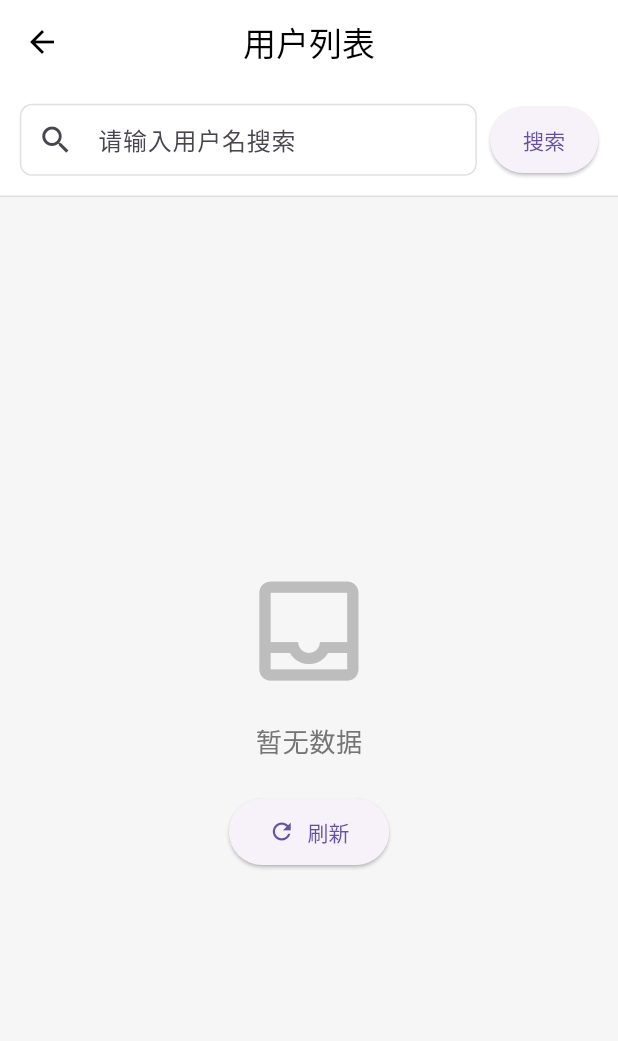
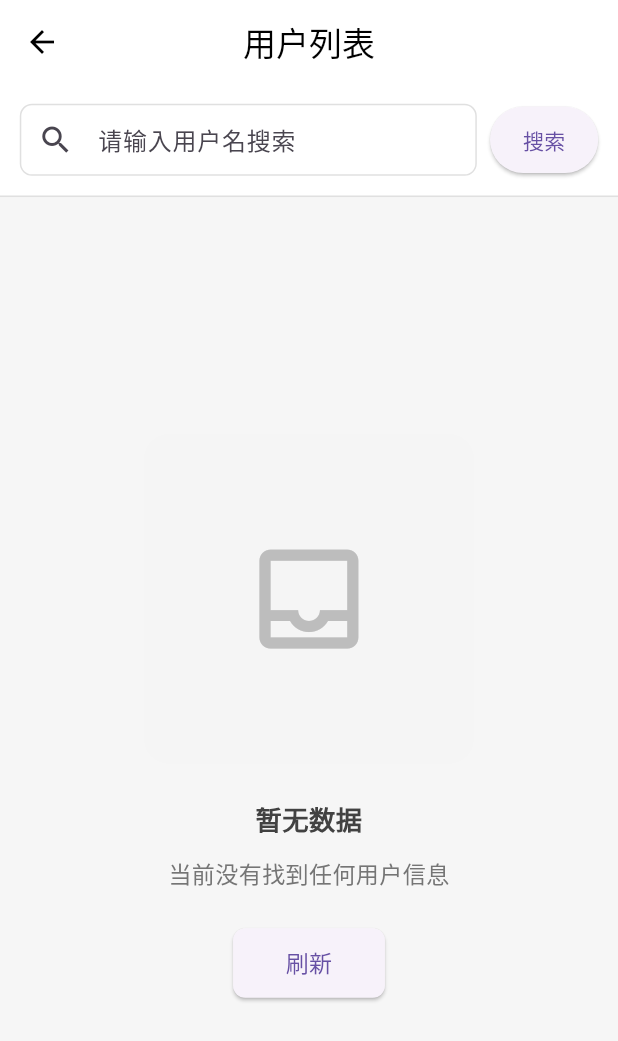
Before and after one commit to wzy-9990/literate-meme, a Flutter app: the PullToRefreshExampleView screen opened by its route, after a tap on "刷新", on a phone screen of 412 x 824 dp. Shown: the top 1041 px of the screen. Run offline on Flutter 3.47's test engine with Material 3 defaults, Android fonts, the phone set to English and light mode, and no system bars; our stand-ins replace dio, flutter_dotenv, flutter_easyloading, flutter_screenutil, get, pull_to_refresh and 2 more; missing offline and left inert: jpush_flutter; accounts and stored records are empty; network calls fail.

Commit message:
feat: 新增 BaseEmpty 空页面组件
- 创建可复用的空页面组件，支持自定义图片、标题、副标题和按钮
- 按钮默认不显示，需要传入 buttonText 才显示
- 所有元素都可自定义样式和间距
- 提供默认占位符图标，图片加载失败时自动降级
- 更新 PullToRefreshExampleView 使用 BaseEmpty 组件
- 添加详细的使用文档和示例

````diff
--- /dev/null
+++ b/lib/components/BaseEmpty/index.dart
@@ -0,0 +1,199 @@
+import 'package:flutter/material.dart';
+import 'package:flutter_screenutil/flutter_screenutil.dart';
+
+/// 空页面组件
+///
+/// 用于显示空状态页面，包含图片、标题、副标题和可选按钮
+///
+/// 示例用法:
+/// ```dart
+/// BaseEmpty(
+///   imagePath: 'assets/images/empty.png',
+///   title: '暂无数据',
+///   subtitle: '当前没有任何内容',
+///   buttonText: '去添加',
+///   onButtonPressed: () {
+///     // 处理按钮点击
+///   },
+/// )
+/// ```
+class BaseEmpty extends StatelessWidget {
+  /// 空状态图片路径
+  final String? imagePath;
+
+  /// 主标题
+  final String title;
+
+  /// 副标题
+  final String? subtitle;
+
+  /// 按钮文字
+  final String? buttonText;
+
+  /// 按钮点击回调
+  final VoidCallback? onButtonPressed;
+
+  /// 图片宽度
+  final double? imageWidth;
+
+  /// 图片高度
+  final double? imageHeight;
+
+  /// 标题样式
+  final TextStyle? titleStyle;
+
+  /// 副标题样式
+  final TextStyle? subtitleStyle;
+
+  /// 按钮样式
+  final ButtonStyle? buttonStyle;
+
+  /// 图片与标题之间的间距
+  final double? imageToTitleSpacing;
+
+  /// 标题与副标题之间的间距
+  final double? titleToSubtitleSpacing;
+
+  /// 副标题与按钮之间的间距
+  final double? subtitleToButtonSpacing;
+
+  const BaseEmpty({
+    super.key,
+    this.imagePath,
+    this.title = '暂无数据',
+    this.subtitle,
+    this.buttonText,
+    this.onButtonPressed,
+    this.imageWidth,
+    this.imageHeight,
+    this.titleStyle,
+    this.subtitleStyle,
+    this.buttonStyle,
+    this.imageToTitleSpacing,
+    this.titleToSubtitleSpacing,
+    this.subtitleToButtonSpacing,
+  });
+
+  @override
+  Widget build(BuildContext context) {
+    return Center(
+      child: Column(
+        mainAxisSize: MainAxisSize.min,
+        mainAxisAlignment: MainAxisAlignment.center,
+        children: [
+          // 空状态图片
+          _buildImage(),
+
+          SizedBox(height: imageToTitleSpacing ?? 24.h),
+
+          // 主标题
+          _buildTitle(),
+
+          // 副标题
+          if (subtitle != null && subtitle!.isNotEmpty) ...[
+            SizedBox(height: titleToSubtitleSpacing ?? 12.h),
+            _buildSubtitle(),
+          ],
+
+          // 按钮
+          if (buttonText != null && buttonText!.isNotEmpty) ...[
+            SizedBox(height: subtitleToButtonSpacing ?? 24.h),
+            _buildButton(),
+          ],
+        ],
+      ),
+    );
+  }
+
+  /// 构建图片
+  Widget _buildImage() {
+    if (imagePath != null && imagePath!.isNotEmpty) {
+      // 如果提供了图片路径，使用图片
+      return Image.asset(
+        imagePath!,
+        width: imageWidth ?? 200.w,
+        height: imageHeight ?? 200.w,
+        fit: BoxFit.contain,
+        errorBuilder: (context, error, stackTrace) {
+          // 图片加载失败时显示默认占位符
+          return _buildPlaceholder();
+        },
+      );
+    } else {
+      // 没有提供图片路径时使用默认占位符
+      return _buildPlaceholder();
+    }
+  }
+
+  /// 构建默认占位符
+  Widget _buildPlaceholder() {
+    return Container(
+      width: imageWidth ?? 200.w,
+      height: imageHeight ?? 200.w,
+      decoration: BoxDecoration(
+        color: Colors.grey[100],
+        borderRadius: BorderRadius.circular(16.r),
+      ),
+      child: Icon(
+        Icons.inbox_outlined,
+        size: 80.w,
+        color: Colors.grey[400],
+      ),
+    );
+  }
+
+  /// 构建标题
+  Widget _buildTitle() {
+    return Text(
+      title,
+      style: titleStyle ??
+          TextStyle(
+            fontSize: 16.sp,
+            color: Colors.grey[800],
+            fontWeight: FontWeight.w600,
+          ),
+      textAlign: TextAlign.center,
+    );
+  }
+
+  /// 构建副标题
+  Widget _buildSubtitle() {
+    return Padding(
+      padding: EdgeInsets.symmetric(horizontal: 40.w),
+      child: Text(
+        subtitle!,
+        style: subtitleStyle ??
+            TextStyle(
+              fontSize: 14.sp,
+              color: Colors.grey[600],
+              height: 1.5,
+            ),
+        textAlign: TextAlign.center,
+      ),
+    );
+  }
+
+  /// 构建按钮
+  Widget _buildButton() {
+    return ElevatedButton(
+      onPressed: onButtonPressed,
+      style: buttonStyle ??
+          ElevatedButton.styleFrom(
+            padding: EdgeInsets.symmetric(
+              horizontal: 32.w,
+              vertical: 12.h,
+            ),
+            shape: RoundedRectangleBorder(
+              borderRadius: BorderRadius.circular(8.r),
+            ),
+          ),
+      child: Text(
+        buttonText!,
+        style: TextStyle(
+          fontSize: 14.sp,
+          fontWeight: FontWeight.w500,
+        ),
+      ),
+    );
+  }
+}
--- a/lib/page/example/pullToRefresh/view.dart
+++ b/lib/page/example/pullToRefresh/view.dart
@@ -2,6 +2,7 @@ import 'package:flutter/material.dart';
 import 'package:get/get.dart';
 import 'package:flutter_tem/components/BaseSuperRefreshComponent/components/PullToRefresh/index.dart';
 import 'package:flutter_tem/components/BaseLoading/index.dart';
+import 'package:flutter_tem/components/BaseEmpty/index.dart';
 import 'package:flutter_screenutil/flutter_screenutil.dart';
 import 'logic.dart';
 
@@ -79,37 +80,11 @@ class PullToRefreshExampleView extends StatelessWidget {
                   () {
                     // 如果数据为空且不在加载中，显示空页面
                     if (logic.items.isEmpty && !logic.isLoading.value) {
-                      return Center(
-                        child: Column(
-                          mainAxisAlignment: MainAxisAlignment.center,
-                          children: [
-                            Icon(
-                              Icons.inbox_outlined,
-                              size: 80.sp,
-                              color: Colors.grey[400],
-                            ),
-                            SizedBox(height: 16.h),
-                            Text(
-                              '暂无数据',
-                              style: TextStyle(
-                                fontSize: 16.sp,
-                                color: Colors.grey[600],
-                              ),
-                            ),
-                            SizedBox(height: 24.h),
-                            ElevatedButton.icon(
-                              onPressed: logic.onRefresh,
-                              icon: const Icon(Icons.refresh),
-                              label: const Text('刷新'),
-                              style: ElevatedButton.styleFrom(
-                                padding: EdgeInsets.symmetric(
-                                  horizontal: 24.w,
-                                  vertical: 12.h,
-                                ),
-                              ),
-                            ),
-                          ],
-                        ),
+                      return BaseEmpty(
+                        title: '暂无数据',
+                        subtitle: '当前没有找到任何用户信息',
+                        buttonText: '刷新',
+                        onButtonPressed: logic.onRefresh,
                       );
                     }
 
````
Also changed, not shown: 1 other file.
